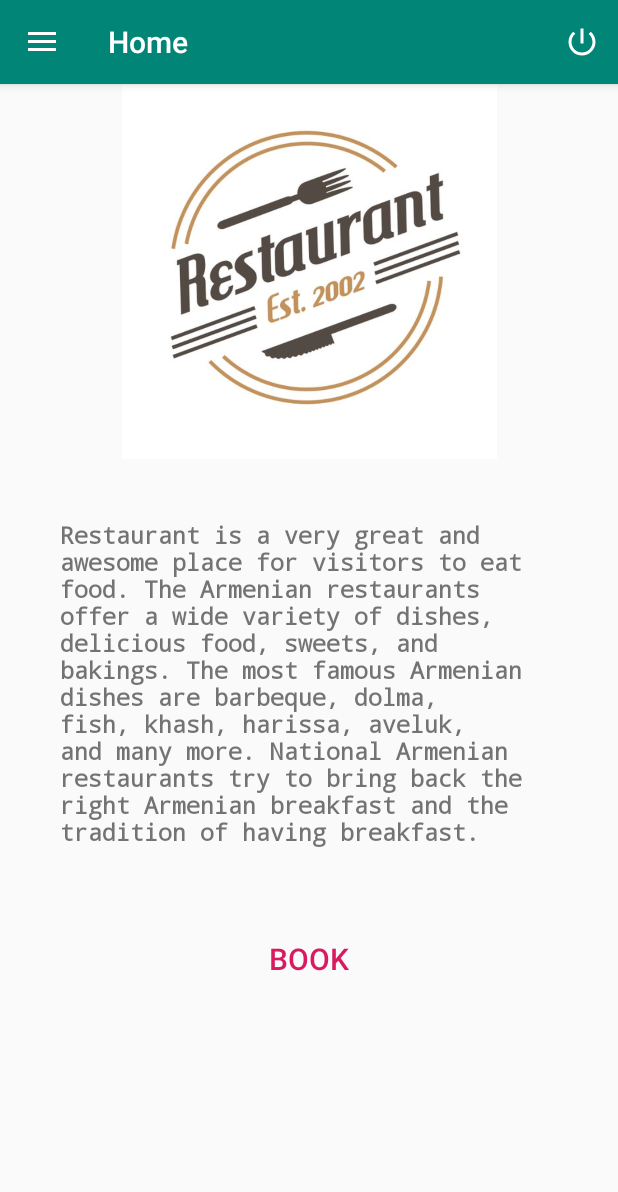
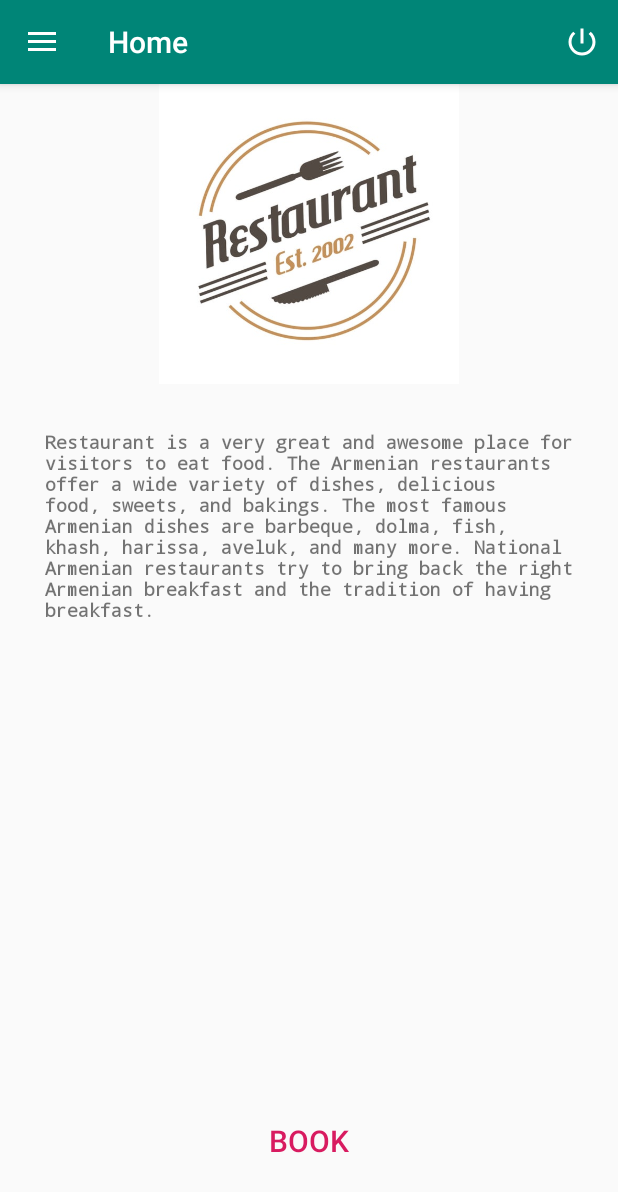
Before and after one commit to prajwalmw/RestaurantSeatBooking, an Android app: the screen it shows after launch (MainActivity), on a phone screen of 412 x 824 dp. Shown: the top 1192 px of the screen. Run offline under Robolectric (Android 15) with nearby library versions, the phone set to English and light mode, and no system bars; our stand-ins replace Firebase (no records; nobody signed in at launch, a user with empty details on screens opened directly), navigation-ui; libraries missing offline, so code that uses them is left out: com.firebase.ui; 1 statement that could not run was skipped.

Commit message:
home layout

```diff
--- a/app/src/main/res/layout/fragment_home.xml
+++ b/app/src/main/res/layout/fragment_home.xml
@@ -2,12 +2,13 @@
 <RelativeLayout xmlns:android="http://schemas.android.com/apk/res/android"
     xmlns:app="http://schemas.android.com/apk/res-auto"
     android:layout_width="match_parent"
-    android:layout_height="match_parent">
+    android:layout_height="match_parent"
+    android:id="@+id/relative">
 
    <ImageView
        android:id="@+id/image_resto"
        android:layout_width="match_parent"
-       android:layout_height="250dp"
+       android:layout_height="200sp"
        android:src="@drawable/restaurant"/>
 
     <TextView
@@ -16,23 +17,24 @@
         android:layout_height="wrap_content"
         android:text="Restaurant is a very great and awesome place for visitors to eat food. The Armenian restaurants offer a wide variety of dishes, delicious food, sweets, and bakings. The most famous Armenian dishes are barbeque, dolma, fish, khash, harissa, aveluk, and many more. National Armenian restaurants try to bring back the right Armenian breakfast and the tradition of having breakfast. "
         android:layout_below="@+id/image_resto"
-        android:layout_margin="30dp"
+        android:layout_margin="30sp"
         android:textStyle="bold"
         android:fontFamily="monospace"
-        android:textSize="15dp"
-        android:padding="10dp"
+        android:textSize="12sp"
         />
 
     <Button
         android:id="@+id/button_book"
-        android:layout_width="wrap_content"
+        android:layout_width="match_parent"
         android:layout_height="wrap_content"
         style="@style/Widget.AppCompat.Button.Borderless.Colored"
-        android:layout_below="@id/text_description"
+        android:layout_alignParentBottom="true"
+        android:layout_marginBottom="30dp"
+        android:layout_marginHorizontal="20dp"
         android:text="Book"
-        android:padding="20dp"
-        android:textSize="20dp"
-        android:paddingHorizontal="10dp"
-        android:layout_centerInParent="true"/>
+        android:textSize="20sp"
+        android:paddingVertical="20dp"
+        android:layout_centerInParent="true"
+        />
 
 </RelativeLayout>
```
